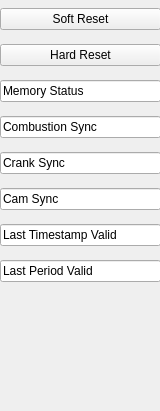
The window that core/src/emsstatus.ui (fredcooke/emstudio) describes before a commit, drawn with Qt 5.
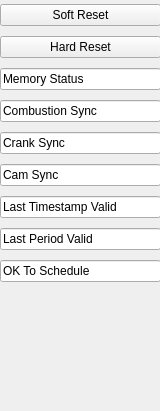
The same window after the commit.

Commit message: Add OK to schedule flag to UI.

What changed in the file:
```diff
--- a/core/src/emsstatus.ui
+++ b/core/src/emsstatus.ui
@@ -92,6 +92,13 @@
        </property>
       </widget>
      </item>
+     <item>
+      <widget class="QLineEdit" name="okToScheduleLineEdit">
+       <property name="text">
+        <string>OK To Schedule</string>
+       </property>
+      </widget>
+     </item>
     </layout>
    </widget>
   </widget>
```
The commit also changes 1 other file.
